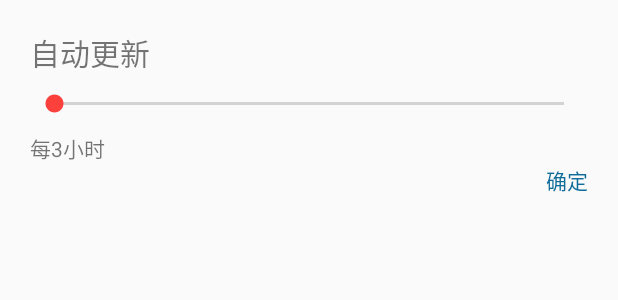
After one commit to SmartJunNi/BUBUBU, an Android app: the layout update_dialog.xml on its own in the app's theme, with its tools: preview values and no code run, on a phone screen of 412 x 824 dp. The commit adds this screen. Shown: the top 300 px of the screen. Run offline under Robolectric (Android 15) with nearby library versions, the phone set to English and light mode, and no system bars.

Commit message:
完成了自动更新界面

```diff
--- a/app/build.gradle
+++ b/app/build.gradle
@@ -3,6 +3,7 @@ apply plugin: 'com.android.application'
 apply plugin: 'me.tatarka.retrolambda'
 /*freeline*/
 apply plugin: 'com.antfortune.freeline'
+/*butterknife*/
 apply plugin: 'com.jakewharton.butterknife'
 
 
@@ -14,8 +15,8 @@ android {
         applicationId "cn.edu.nini.bububu"
         minSdkVersion 17
         targetSdkVersion 24
-        versionCode 1
-        versionName "1.0"
+        versionCode 1   /*是给程序看的  int类型 递增*/
+        versionName "1.0"   /*给人看的，代表版本*/
         testInstrumentationRunner "android.support.test.runner.AndroidJUnitRunner"
     }
     buildTypes {
--- a/app/src/main/java/cn/edu/nini/bububu/common/utils/DensityUtil.java
+++ b/app/src/main/java/cn/edu/nini/bububu/common/utils/DensityUtil.java
@@ -3,7 +3,8 @@ package cn.edu.nini.bububu.common.utils;
 import android.content.res.Resources;
 import android.support.annotation.DimenRes;
 
-import com.xiecc.seeWeather.base.BaseApplication;
+import cn.edu.nini.bububu.base.BaseApplication;
+
 
 public class DensityUtil {
 
--- a/app/src/main/java/cn/edu/nini/bububu/common/utils/ToastUtil.java
+++ b/app/src/main/java/cn/edu/nini/bububu/common/utils/ToastUtil.java
@@ -10,6 +10,7 @@ import cn.edu.nini.bububu.base.BaseApplication;
 
 
 /**
+ * 收藏
  * Created by nini on 2016/12/14.
  */
 
--- a/app/src/main/java/cn/edu/nini/bububu/modules/about/ui/AboutActivity.java
+++ b/app/src/main/java/cn/edu/nini/bububu/modules/about/ui/AboutActivity.java
@@ -12,6 +12,7 @@ import cn.edu.nini.bububu.base.BaseActivity;
 
 public class AboutActivity extends BaseActivity {
 
+
     @Override
     protected void onCreate(@Nullable Bundle savedInstanceState) {
         super.onCreate(savedInstanceState);
--- /dev/null
+++ b/app/src/main/res/layout/update_dialog.xml
@@ -0,0 +1,35 @@
+<?xml version="1.0" encoding="utf-8"?>
+<LinearLayout xmlns:android="http://schemas.android.com/apk/res/android"
+              android:layout_width="match_parent"
+              android:layout_height="match_parent"
+              android:orientation="vertical"
+              android:id="@+id/ll_root"
+              android:padding="20dp">
+
+    <TextView
+        android:layout_width="wrap_content"
+        android:layout_height="wrap_content"
+        android:textSize="20sp"
+        android:text="自动更新"/>
+
+    <SeekBar
+        android:id="@+id/seekbar"
+        android:layout_width="match_parent"
+        android:layout_height="wrap_content"
+        android:layout_marginBottom="10dp"
+        android:layout_marginTop="10dp"/>
+
+    <TextView
+        android:id="@+id/tv_hour"
+        android:layout_width="wrap_content"
+        android:layout_height="wrap_content"
+        android:text="每3小时"/>
+
+    <TextView
+        android:id="@+id/tv_ok"
+        android:layout_width="wrap_content"
+        android:layout_gravity="right"
+        android:textColor="@color/colorPrimary"
+        android:layout_height="wrap_content"
+        android:text="确定"/>
+</LinearLayout>
--- a/app/src/main/res/values/strings.xml
+++ b/app/src/main/res/values/strings.xml
@@ -14,4 +14,5 @@
     <string name="setting">设置</string>
     <string name="about">关于</string>
     <string name="multi_cities">多城市管理</string>
+    <string name="can_not_found_version_name">找不到版本号</string>
 </resources>
```
Also changed, not shown: app/src/main/java/cn/edu/nini/bububu/common/utils/FileSizeUtil.java (+52 -91 lines), app/src/main/java/cn/edu/nini/bububu/common/utils/NiniUtil.java (added, +161 -0 lines), app/src/main/java/cn/edu/nini/bububu/modules/main/ui/MainActivity.java (+14 -15 lines), app/src/main/java/cn/edu/nini/bububu/modules/service/AutoUpdateService.java (added, +19 -0 lines), app/src/main/java/cn/edu/nini/bububu/modules/setting/ui/SettingFragment.java (+55 -6 lines).
